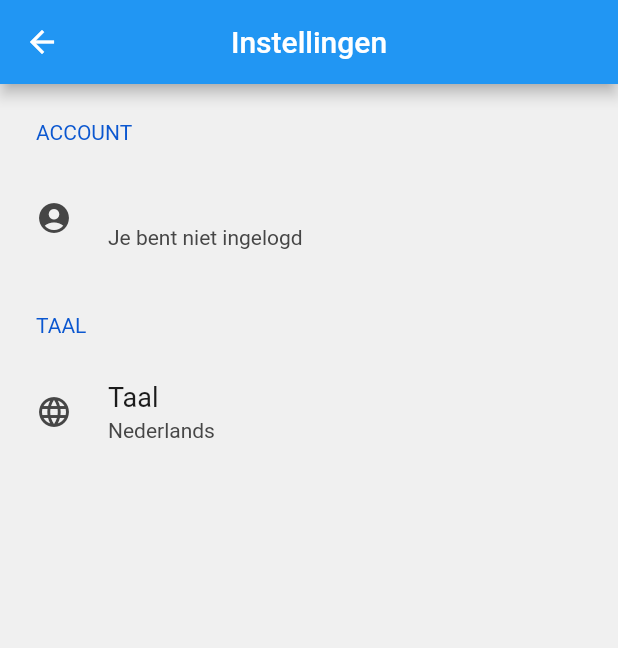
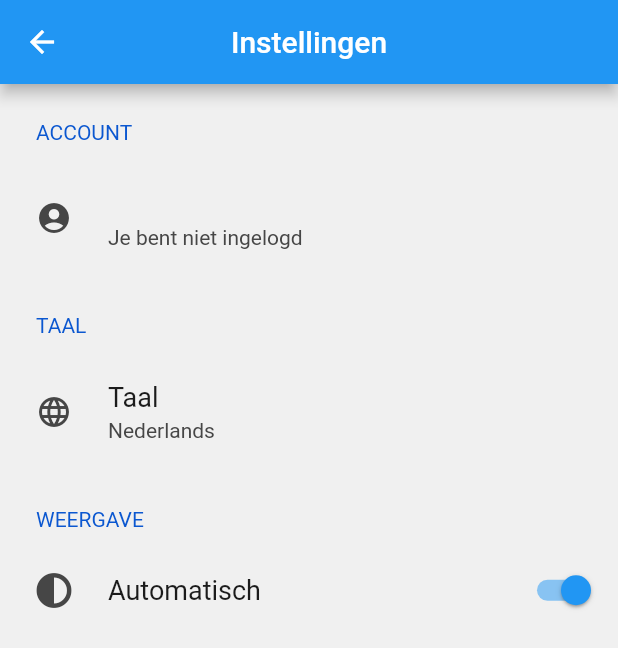
Before and after one commit to dnw2022/one-for-twelve, a Flutter app: the SettingsScreen screen opened directly, on a phone screen of 412 x 824 dp. Shown: the top 648 px of the screen. Run offline on Flutter 3.47's test engine with Material 2 defaults, Android fonts, the phone set to English and light mode, and no system bars; drawn by our look-alikes of settings_ui; our stand-ins replace cloud_firestore, firebase_auth, firebase_core, flutter_signin_button, font_awesome_flutter, google_sign_in and 1 more; accounts and stored records are empty.

Commit message:
Allow changing dark mode in settings

```diff
--- a/lib/main.dart
+++ b/lib/main.dart
@@ -13,19 +13,25 @@ import './screens/auth_screen.dart';
 import './screens/home_screen.dart';
 
 Future<void> main() async {
+  final settingsProvider = SettingsProvider();
   WidgetsFlutterBinding.ensureInitialized();
-  runApp(const MyApp());
+  await Firebase.initializeApp(
+    options: DefaultFirebaseOptions.currentPlatform,
+  );
+  runApp(MyApp(settingsProvider));
 }
 
 class MyApp extends StatefulWidget {
-  const MyApp({super.key});
+  final SettingsProvider _settingsProvider;
+
+  const MyApp(this._settingsProvider, {super.key});
 
   @override
   State<MyApp> createState() => _MyAppState();
 }
 
 class _MyAppState extends State<MyApp> {
-  final _settingsProvider = SettingsProvider();
+  SettingsProvider get _settingsProvider => widget._settingsProvider;
 
   @override
   void initState() {
@@ -49,14 +55,6 @@ class _MyAppState extends State<MyApp> {
     _settingsProvider.setPlatformBrightness(brightness);
   }
 
-  Future<FirebaseApp> init() async {
-    final app = await Firebase.initializeApp(
-      options: DefaultFirebaseOptions.currentPlatform,
-    );
-
-    return app;
-  }
-
   Widget _buildHomeScreen() {
     return StreamBuilder(
       stream: FirebaseAuth.instance.authStateChanges(),
@@ -72,13 +70,6 @@ class _MyAppState extends State<MyApp> {
 
   @override
   Widget build(BuildContext context) {
-    return FutureBuilder(
-        future: init(),
-        builder: (context, snapshot) {
-          if (snapshot.connectionState == ConnectionState.waiting) {
-            return const Center(child: CircularProgressIndicator());
-          }
-
     return MultiProvider(
       providers: [
         ChangeNotifierProvider<SettingsProvider>(
@@ -88,8 +79,7 @@ class _MyAppState extends State<MyApp> {
         )
       ],
       child: Consumer<SettingsProvider>(
-              builder:
-                  (BuildContext ctx, SettingsProvider settings, Widget? child) {
+        builder: (BuildContext ctx, SettingsProvider settings, Widget? child) {
           return MaterialApp(
             debugShowCheckedModeBanner: false,
             locale: settings.locale,
@@ -114,8 +104,7 @@ class _MyAppState extends State<MyApp> {
                 brightness: Brightness.dark,
               ),
               appBarTheme: const AppBarTheme(
-                        backgroundColor: Colors.blue,
-                        foregroundColor: Colors.white),
+                  backgroundColor: Colors.blue, foregroundColor: Colors.white),
             ),
             themeMode: settings.themeMode,
             onGenerateRoute: (routeSettings) {
@@ -132,6 +121,5 @@ class _MyAppState extends State<MyApp> {
         },
       ),
     );
-        });
   }
 }
--- a/lib/screens/settings_screen.dart
+++ b/lib/screens/settings_screen.dart
@@ -1,5 +1,6 @@
 import 'package:firebase_auth/firebase_auth.dart';
 import 'package:flutter/material.dart';
+import 'package:font_awesome_flutter/font_awesome_flutter.dart';
 import 'package:one_for_twelve/screens/languages_screen.dart';
 import 'package:provider/provider.dart';
 import 'package:settings_ui/settings_ui.dart';
@@ -114,6 +115,35 @@ class SettingsScreenState extends State<SettingsScreen> {
                             ),
                           ],
                         ),
+                        SettingsSection(
+                          title: Text(text.translate('appearance')),
+                          tiles: [
+                            SettingsTile.switchTile(
+                              title: Text(text.translate('automatic')),
+                              leading: const Icon(FontAwesomeIcons.adjust),
+                              initialValue:
+                                  settingsProvider.isBrightnessBasedOnPhone,
+                              onToggle: (bool value) async {
+                                await settingsProvider
+                                    .setIsBrightnessBasedOnPhone(value);
+                                setState(() {});
+                              },
+                            ),
+                            if (!settingsProvider.isBrightnessBasedOnPhone)
+                              SettingsTile.switchTile(
+                                  title: Text(text.translate('dark')),
+                                  leading: const Icon(FontAwesomeIcons.moon),
+                                  initialValue: settingsProvider.useDarkMode,
+                                  onToggle:
+                                      settingsProvider.isBrightnessBasedOnPhone
+                                          ? null
+                                          : (bool value) async {
+                                              await settingsProvider
+                                                  .setUseDarkMode(value);
+                                              setState(() {});
+                                            }),
+                          ],
+                        ),
                       ],
                     );
                   },
--- a/lib/settings_provider.dart
+++ b/lib/settings_provider.dart
@@ -45,7 +45,6 @@ class SettingsProvider with ChangeNotifier {
     _platformBrightness = brightness;
 
     if (isBrightnessBasedOnPhone) {
-      print('notifyListeners');
       notifyListeners();
     }
   }
--- a/pubspec.yaml
+++ b/pubspec.yaml
@@ -46,6 +46,7 @@ dependencies:
   cloud_firestore: ^3.4.6
   settings_ui: ^2.0.2
   provider: ^6.0.3
+  font_awesome_flutter: ^9.2.0
 
 dev_dependencies:
   flutter_test:
```
Also changed, not shown: pubspec.lock, 1 other file. Lines whose indentation alone changed are shown as unchanged.
